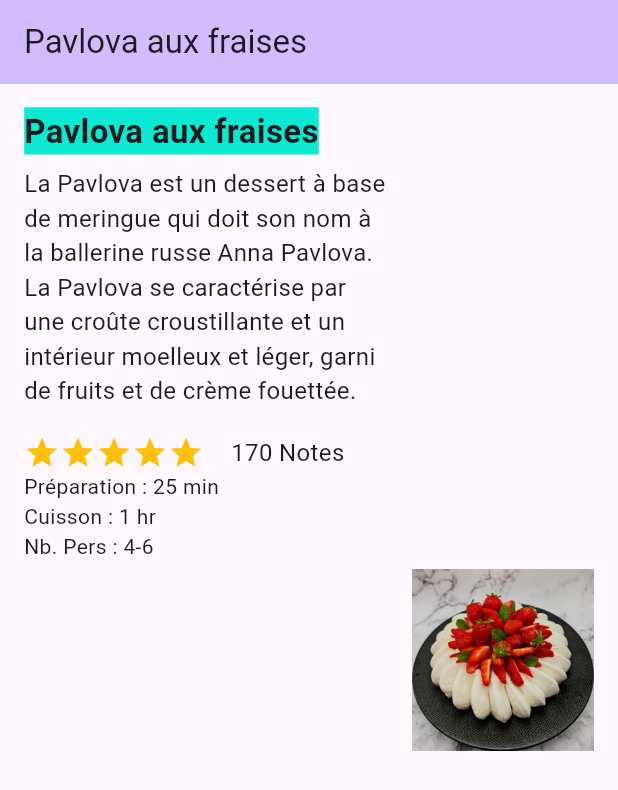
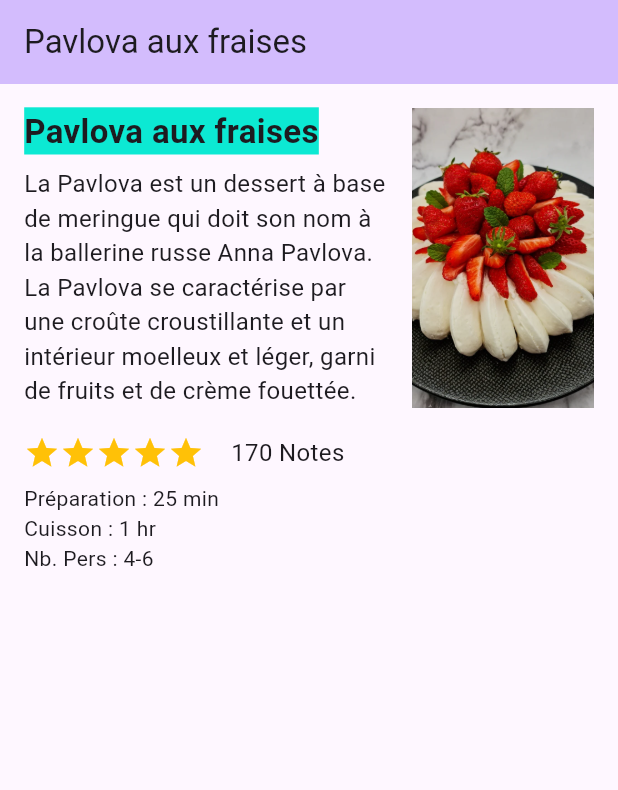
Before and after one commit to rizzitom/flutter_app, a Flutter app: the screen it shows after launch, on a phone screen of 412 x 824 dp. Shown: the top 790 px of the screen. Run offline on Flutter 3.47's test engine with Material 3 defaults, Android fonts, the phone set to English and light mode, and no system bars.

Commit message:
alignement de l'image avec le texte

```diff
--- a/lib/deuxième_projet.dart
+++ b/lib/deuxième_projet.dart
@@ -35,7 +35,7 @@ class PageAccueil extends StatelessWidget {
           mainAxisAlignment: MainAxisAlignment.center,
           children: [
             const Text(
-              'Bienvenue sur votre app incrementeur',
+              'Bienvenue sur votre app',
               style: TextStyle(
                 fontSize: 22,
                 fontWeight: FontWeight.bold,
--- a/lib/main.dart
+++ b/lib/main.dart
@@ -41,8 +41,8 @@ class _MyHomePageState extends State<MyHomePage> {
       body: Padding(
         padding: const EdgeInsets.all(16.0),
         child: Row(
+          crossAxisAlignment: CrossAxisAlignment.start,
           children: [
-
             const Expanded(
               flex: 2,
               child: Column(
@@ -74,7 +74,7 @@ class _MyHomePageState extends State<MyHomePage> {
                       ),
                     ],
                   ),
-
+                  SizedBox(height: 8.0),
                   Text('Préparation : 25 min'),
                   Text('Cuisson : 1 hr'),
                   Text('Nb. Pers : 4-6'),
@@ -84,13 +84,12 @@ class _MyHomePageState extends State<MyHomePage> {
             const SizedBox(width: 16.0),
             Expanded(
               flex: 1,
-              child: Center(
                 child: Image.asset(
               'assets/images/pavlova.webp',
               width: 200,
               height: 200,
+              fit: BoxFit.cover,
                 ),
-              ),
             ),
           ],
         ),
```
